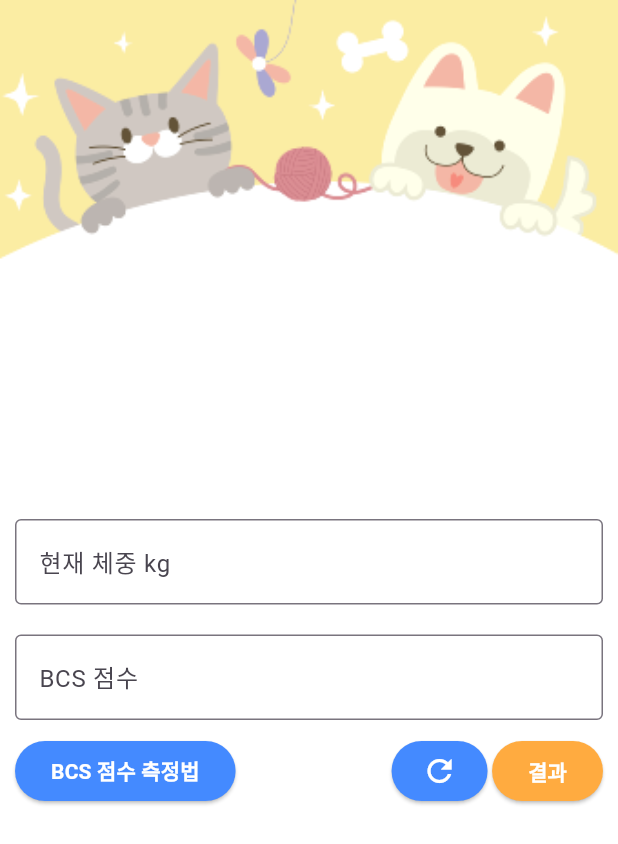
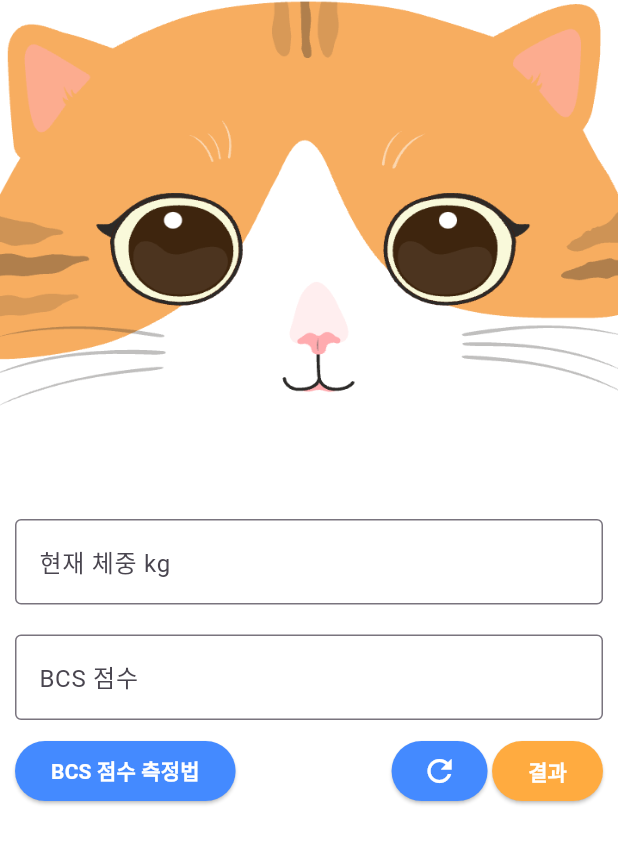
Before and after one commit to HACCP92/animal_cat_ibw_calculator, a Flutter app: the screen it shows after launch, on a phone screen of 412 x 824 dp. Shown: the top 844 px of the screen. Run offline on Flutter 3.47's test engine with Material 2 defaults, Android fonts, the phone set to English and light mode, and no system bars; our stand-ins replace go_router, lottie, shared_preferences.

Commit message:
[고양이 비만도 계산기] ui부분 수정완료

```diff
--- a/lib/main.dart
+++ b/lib/main.dart
@@ -1,4 +1,5 @@
 import 'package:flutter/material.dart';
+import 'package:flutter/services.dart';
 import 'package:lottie/lottie.dart';
 import 'presentation/main/main_screen.dart';
 
@@ -23,7 +24,7 @@ class _MyAppState extends State<MyApp> {
   }
 
   void _loadData() async {
-    await Future.delayed(const Duration(seconds: 5)); // 2초간 로딩 시뮬레이션
+    await Future.delayed(const Duration(seconds: 5)); //
     setState(() {
       _isLoading = false;
     });
@@ -31,6 +32,7 @@ class _MyAppState extends State<MyApp> {
 
   @override
   Widget build(BuildContext context) {
+    SystemChrome.setPreferredOrientations([DeviceOrientation.portraitUp]);
     return MaterialApp(
       title: 'Flutter Demo',
       theme: ThemeData(
@@ -40,7 +42,6 @@ class _MyAppState extends State<MyApp> {
       home: _isLoading
           ? Scaffold(
               body: Center(
-                // 로딩 화면에 Lottie 애니메이션 추가
                 child: Lottie.asset(
                   'assets/lottie/animal_cat.json',
                   width: 300,
@@ -48,7 +49,7 @@ class _MyAppState extends State<MyApp> {
                 ),
               ),
             )
-          : const MainScreen(), // 로딩이 끝나면 MainScreen으로 이동
+          : const MainScreen(), //
     );
   }
 }
--- a/lib/presentation/main/loading_screen.dart
+++ b/lib/presentation/main/loading_screen.dart
@@ -34,6 +34,7 @@ class _LoadingScreenState extends State<LoadingScreen> {
           builder: (context) => ResultScreen(
             weight: widget.weight,
             bcs: widget.bcs,
+            ibw: ibw,
           ),
         ),
       );
--- a/lib/presentation/main/main_screen.dart
+++ b/lib/presentation/main/main_screen.dart
@@ -158,9 +158,9 @@ class _MainScreenState extends State<MainScreen> {
           SingleChildScrollView(
             child: SizedBox(
               width: double.infinity,
-              height: 600.0,
+              height: 380.0,
               child: Image.asset(
-                'assets/cat_head.png',
+                'assets/cat_image_head4.png',
                 fit: BoxFit.fill,
               ),
             ),
--- a/pubspec.yaml
+++ b/pubspec.yaml
@@ -73,6 +73,7 @@ flutter:
     - assets/cat_image1.33_rate.png
     - assets/cat_image1.4_rate.png
     - assets/cat_image1.55_rate.png
+    -
   #   - images/a_dot_burr.jpeg
   #   - images/a_dot_ham.jpeg
 
```
Also changed, not shown: lib/presentation/result/result_screen.dart (+4 -3 lines), assets/cat_image_head1.png (added), assets/cat_image_head2.png (added), assets/cat_image_head3.png (added), assets/cat_image_head4.png (added), 3 other files.
